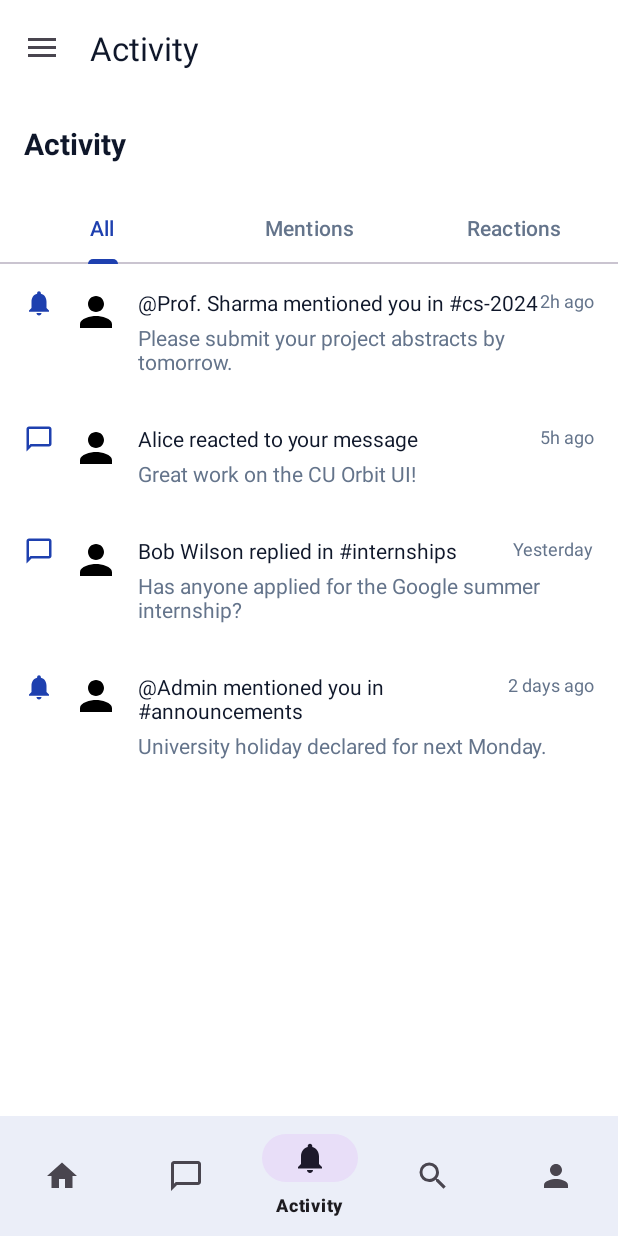
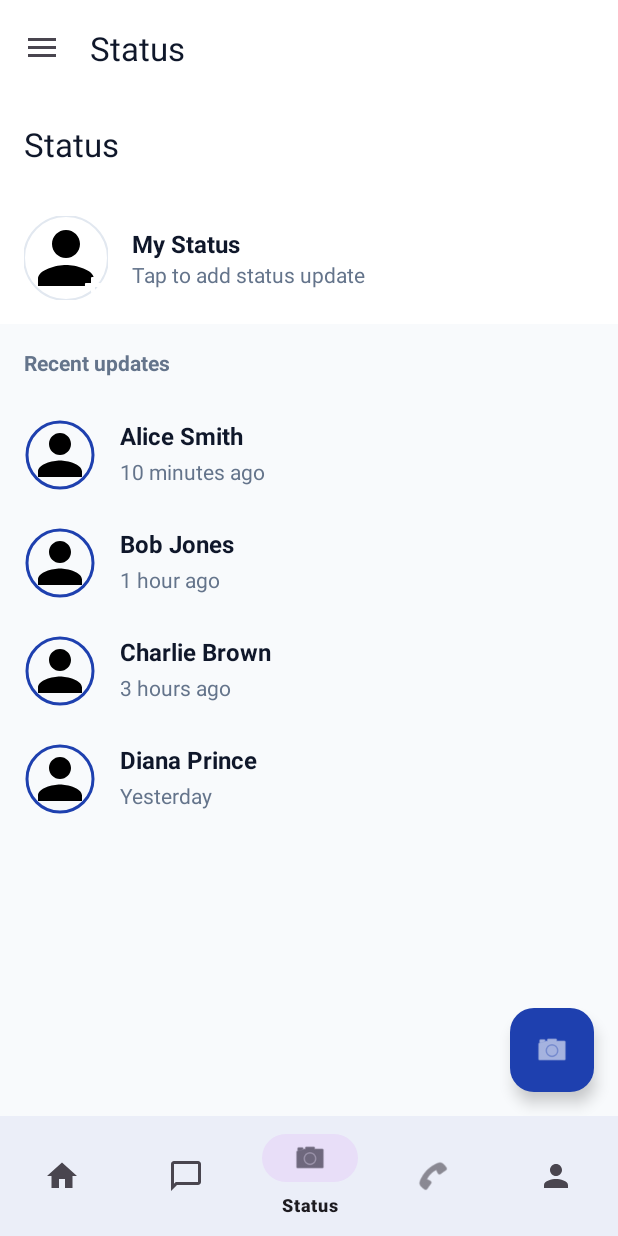
Before and after one commit to srivalliSana/CU_Orbit, an Android app: the HomeFragment screen opened directly, with no data from a screen before it, item 3 of the bottom bar chosen, on a phone screen of 412 x 824 dp. Run offline under Robolectric (Android 15) with nearby library versions, the phone set to English and light mode, and no system bars; our stand-ins replace navigation-ui.

Commit message:
Update domain to production, implement Status and Calls features, and improve server-side error handling
Co-authored-by: Junie <junie@jetbrains.com>

```diff
--- a/app/src/main/java/com/example/cu_orbit/LoginActivity.kt
+++ b/app/src/main/java/com/example/cu_orbit/LoginActivity.kt
@@ -7,6 +7,7 @@ import android.widget.Toast
 import androidx.appcompat.app.AppCompatActivity
 import androidx.lifecycle.lifecycleScope
 import com.example.cu_orbit.network.RetrofitClient
+import com.example.cu_orbit.utils.AppUtils
 import com.google.android.material.button.MaterialButton
 import com.google.android.material.textfield.TextInputEditText
 import kotlinx.coroutines.launch
@@ -49,7 +50,7 @@ class LoginActivity : AppCompatActivity() {
                 }
             } catch (e: Exception) {
                 e.printStackTrace()
-                Toast.makeText(this@LoginActivity, "Error connecting to server. Check your IP and connection.", Toast.LENGTH_LONG).show()
+                Toast.makeText(this@LoginActivity, AppUtils.getErrorMessage(e), Toast.LENGTH_LONG).show()
             } finally {
                 button.isEnabled = true
             }
--- a/app/src/main/java/com/example/cu_orbit/MainActivity.kt
+++ b/app/src/main/java/com/example/cu_orbit/MainActivity.kt
@@ -57,7 +57,7 @@ class MainActivity : AppCompatActivity() {
 
         appBarConfiguration = AppBarConfiguration(
             setOf(
-                R.id.navigation_home, R.id.navigation_dms, R.id.navigation_activity, R.id.navigation_more, R.id.navigation_profile
+                R.id.navigation_home, R.id.navigation_dms, R.id.navigation_status, R.id.navigation_calls, R.id.navigation_profile
             ), drawerLayout
         )
         setupActionBarWithNavController(navController, appBarConfiguration)
--- a/app/src/main/java/com/example/cu_orbit/OtpActivity.kt
+++ b/app/src/main/java/com/example/cu_orbit/OtpActivity.kt
@@ -11,6 +11,7 @@ import androidx.appcompat.app.AppCompatActivity
 import androidx.core.app.ActivityCompat
 import androidx.lifecycle.lifecycleScope
 import com.example.cu_orbit.network.RetrofitClient
+import com.example.cu_orbit.utils.AppUtils
 import com.google.android.material.textfield.TextInputEditText
 import kotlinx.coroutines.launch
 
@@ -69,7 +70,8 @@ class OtpActivity : AppCompatActivity() {
                     Toast.makeText(this@OtpActivity, "Invalid OTP", Toast.LENGTH_SHORT).show()
                 }
             } catch (e: Exception) {
-                Toast.makeText(this@OtpActivity, "Invalid OTP or Server Error", Toast.LENGTH_SHORT).show()
+                e.printStackTrace()
+                Toast.makeText(this@OtpActivity, AppUtils.getErrorMessage(e), Toast.LENGTH_LONG).show()
             }
         }
     }
--- a/app/src/main/java/com/example/cu_orbit/ProfileSetupActivity.kt
+++ b/app/src/main/java/com/example/cu_orbit/ProfileSetupActivity.kt
@@ -7,6 +7,7 @@ import android.widget.Toast
 import androidx.appcompat.app.AppCompatActivity
 import androidx.lifecycle.lifecycleScope
 import com.example.cu_orbit.network.RetrofitClient
+import com.example.cu_orbit.utils.AppUtils
 import com.google.android.material.textfield.TextInputEditText
 import kotlinx.coroutines.launch
 
@@ -62,7 +63,8 @@ class ProfileSetupActivity : AppCompatActivity() {
                     finish()
                 }
             } catch (e: Exception) {
-                Toast.makeText(this@ProfileSetupActivity, "Error saving profile", Toast.LENGTH_SHORT).show()
+                e.printStackTrace()
+                Toast.makeText(this@ProfileSetupActivity, AppUtils.getErrorMessage(e), Toast.LENGTH_LONG).show()
             }
         }
     }
--- a/app/src/main/java/com/example/cu_orbit/ui/home/HomeFragment.kt
+++ b/app/src/main/java/com/example/cu_orbit/ui/home/HomeFragment.kt
@@ -117,7 +117,7 @@ class HomeFragment : Fragment() {
     private fun setupSearch(root: View) {
         val searchBar: com.google.android.material.search.SearchBar = root.findViewById(R.id.search_bar)
         searchBar.setOnClickListener {
-            findNavController().navigate(R.id.navigation_more)
+            findNavController().navigate(R.id.navigation_profile)
         }
     }
 }
--- /dev/null
+++ b/app/src/main/java/com/example/cu_orbit/ui/status/StatusAdapter.kt
@@ -0,0 +1,33 @@
+package com.example.cu_orbit.ui.status
+
+import android.view.LayoutInflater
+import android.view.View
+import android.view.ViewGroup
+import android.widget.TextView
+import androidx.recyclerview.widget.RecyclerView
+import com.example.cu_orbit.R
+
+data class StatusUpdate(val userName: String, val time: String)
+
+class StatusAdapter(private val updates: List<StatusUpdate>) :
+    RecyclerView.Adapter<StatusAdapter.ViewHolder>() {
+
+    class ViewHolder(view: View) : RecyclerView.ViewHolder(view) {
+        val name: TextView = view.findViewById(R.id.text_status_user)
+        val time: TextView = view.findViewById(R.id.text_status_time)
+    }
+
+    override fun onCreateViewHolder(parent: ViewGroup, viewType: Int): ViewHolder {
+        val view = LayoutInflater.from(parent.context)
+            .inflate(R.layout.item_status, parent, false)
+        return ViewHolder(view)
+    }
+
+    override fun onBindViewHolder(holder: ViewHolder, position: Int) {
+        val update = updates[position]
+        holder.name.text = update.userName
+        holder.time.text = update.time
+    }
+
+    override fun getItemCount() = updates.size
+}
--- /dev/null
+++ b/app/src/main/java/com/example/cu_orbit/ui/status/StatusFragment.kt
@@ -0,0 +1,56 @@
+package com.example.cu_orbit.ui.status
+
+import android.os.Bundle
+import android.view.LayoutInflater
+import android.view.View
+import android.view.ViewGroup
+import android.widget.Toast
+import androidx.activity.result.PickVisualMediaRequest
+import androidx.activity.result.contract.ActivityResultContracts
+import androidx.fragment.app.Fragment
+import androidx.recyclerview.widget.LinearLayoutManager
+import androidx.recyclerview.widget.RecyclerView
+import com.example.cu_orbit.R
+
+class StatusFragment : Fragment() {
+
+    private val pickStatusLauncher = registerForActivityResult(ActivityResultContracts.PickVisualMedia()) { uri ->
+        uri?.let {
+            Toast.makeText(context, "Status update posted!", Toast.LENGTH_SHORT).show()
+        }
+    }
+
+    override fun onCreateView(
+        inflater: LayoutInflater,
+        container: ViewGroup?,
+        savedInstanceState: Bundle?
+    ): View {
+        val root = inflater.inflate(R.layout.fragment_status, container, false)
+
+        root.findViewById<View>(R.id.layout_my_status).setOnClickListener {
+            pickStatusLauncher.launch(PickVisualMediaRequest(ActivityResultContracts.PickVisualMedia.ImageAndVideo))
+        }
+
+        root.findViewById<View>(R.id.fab_status_camera).setOnClickListener {
+            Toast.makeText(context, "Camera status coming soon!", Toast.LENGTH_SHORT).show()
+        }
+
+        setupRecyclerView(root)
+
+        return root
+    }
+
+    private fun setupRecyclerView(root: View) {
+        val recyclerView: RecyclerView = root.findViewById(R.id.recycler_status)
+        recyclerView.layoutManager = LinearLayoutManager(context)
+
+        val mockUpdates = listOf(
+            StatusUpdate("Alice Smith", "10 minutes ago"),
+            StatusUpdate("Bob Jones", "1 hour ago"),
+            StatusUpdate("Charlie Brown", "3 hours ago"),
+            StatusUpdate("Diana Prince", "Yesterday")
+        )
+
+        recyclerView.adapter = StatusAdapter(mockUpdates)
+    }
+}
--- /dev/null
+++ b/app/src/main/res/layout/fragment_status.xml
@@ -0,0 +1,112 @@
+<?xml version="1.0" encoding="utf-8"?>
+<androidx.coordinatorlayout.widget.CoordinatorLayout xmlns:android="http://schemas.android.com/apk/res/android"
+    xmlns:app="http://schemas.android.com/apk/res-auto"
+    xmlns:tools="http://schemas.android.com/tools"
+    android:layout_width="match_parent"
+    android:layout_height="match_parent"
+    android:background="@color/orbit_background">
+
+    <com.google.android.material.appbar.AppBarLayout
+        android:layout_width="match_parent"
+        android:layout_height="wrap_content"
+        android:background="@color/orbit_surface"
+        app:elevation="0dp">
+
+        <com.google.android.material.appbar.MaterialToolbar
+            android:layout_width="match_parent"
+            android:layout_height="?attr/actionBarSize"
+            app:title="Status"
+            app:titleTextColor="@color/orbit_text_primary" />
+    </com.google.android.material.appbar.AppBarLayout>
+
+    <androidx.core.widget.NestedScrollView
+        android:layout_width="match_parent"
+        android:layout_height="match_parent"
+        app:layout_behavior="@string/appbar_scrolling_view_behavior">
+
+        <LinearLayout
+            android:layout_width="match_parent"
+            android:layout_height="wrap_content"
+            android:orientation="vertical">
+
+            <!-- My Status -->
+            <LinearLayout
+                android:id="@+id/layout_my_status"
+                android:layout_width="match_parent"
+                android:layout_height="wrap_content"
+                android:background="@color/orbit_surface"
+                android:gravity="center_vertical"
+                android:orientation="horizontal"
+                android:padding="16dp">
+
+                <FrameLayout
+                    android:layout_width="wrap_content"
+                    android:layout_height="wrap_content">
+                    <com.google.android.material.imageview.ShapeableImageView
+                        android:layout_width="56dp"
+                        android:layout_height="56dp"
+                        android:src="@drawable/ic_person"
+                        app:shapeAppearanceOverlay="@style/CircleImage"
+                        app:strokeColor="@color/orbit_border"
+                        app:strokeWidth="1dp" />
+                    <com.google.android.material.imageview.ShapeableImageView
+                        android:layout_width="20dp"
+                        android:layout_height="20dp"
+                        android:layout_gravity="bottom|end"
+                        android:src="@android:drawable/ic_input_add"
+                        app:backgroundTint="@color/orbit_primary"
+                        app:shapeAppearanceOverlay="@style/CircleImage"
+                        app:tint="@color/white" />
+                </FrameLayout>
+
+                <LinearLayout
+                    android:layout_width="0dp"
+                    android:layout_height="wrap_content"
+                    android:layout_marginStart="16dp"
+                    android:layout_weight="1"
+                    android:orientation="vertical">
+                    <TextView
+                        android:layout_width="wrap_content"
+                        android:layout_height="wrap_content"
+                        android:text="My Status"
+                        android:textColor="@color/orbit_text_primary"
+                        android:textSize="16sp"
+                        android:textStyle="bold" />
+                    <TextView
+                        android:layout_width="wrap_content"
+                        android:layout_height="wrap_content"
+                        android:text="Tap to add status update"
+                        android:textColor="@color/orbit_text_secondary"
+                        android:textSize="14sp" />
+                </LinearLayout>
+            </LinearLayout>
+
+            <TextView
+                android:layout_width="match_parent"
+                android:layout_height="wrap_content"
+                android:padding="16dp"
+                android:text="Recent updates"
+                android:textColor="@color/orbit_text_secondary"
+                android:textSize="14sp"
+                android:textStyle="bold" />
+
+            <androidx.recyclerview.widget.RecyclerView
+                android:id="@+id/recycler_status"
+                android:layout_width="match_parent"
+                android:layout_height="wrap_content"
+                tools:listitem="@layout/item_dm" />
+
+        </LinearLayout>
+    </androidx.core.widget.NestedScrollView>
+
+    <com.google.android.material.floatingactionbutton.FloatingActionButton
+        android:id="@+id/fab_status_camera"
+        android:layout_width="wrap_content"
+        android:layout_height="wrap_content"
+        android:layout_gravity="bottom|end"
+        android:layout_margin="16dp"
+        app:srcCompat="@android:drawable/ic_menu_camera"
+        app:backgroundTint="@color/orbit_primary"
+        app:tint="@color/white" />
+
+</androidx.coordinatorlayout.widget.CoordinatorLayout>
--- /dev/null
+++ b/app/src/main/res/layout/item_status.xml
@@ -0,0 +1,55 @@
+<?xml version="1.0" encoding="utf-8"?>
+<androidx.constraintlayout.widget.ConstraintLayout xmlns:android="http://schemas.android.com/apk/res/android"
+    xmlns:app="http://schemas.android.com/apk/res-auto"
+    android:layout_width="match_parent"
+    android:layout_height="wrap_content"
+    android:background="?attr/selectableItemBackground"
+    android:paddingHorizontal="16dp"
+    android:paddingVertical="12dp">
+
+    <FrameLayout
+        android:id="@+id/avatar_container"
+        android:layout_width="wrap_content"
+        android:layout_height="wrap_content"
+        app:layout_constraintBottom_toBottomOf="parent"
+        app:layout_constraintStart_toStartOf="parent"
+        app:layout_constraintTop_toTopOf="parent">
+
+        <com.google.android.material.imageview.ShapeableImageView
+            android:id="@+id/image_status_avatar"
+            android:layout_width="48dp"
+            android:layout_height="48dp"
+            android:padding="2dp"
+            android:src="@drawable/ic_person"
+            app:shapeAppearanceOverlay="@style/CircleImage"
+            app:strokeColor="@color/orbit_primary"
+            app:strokeWidth="2dp" />
+    </FrameLayout>
+
+    <TextView
+        android:id="@+id/text_status_user"
+        android:layout_width="0dp"
+        android:layout_height="wrap_content"
+        android:layout_marginStart="16dp"
+        android:text="User Name"
+        android:textColor="@color/orbit_text_primary"
+        android:textSize="16sp"
+        android:textStyle="bold"
+        app:layout_constraintEnd_toEndOf="parent"
+        app:layout_constraintStart_toEndOf="@id/avatar_container"
+        app:layout_constraintTop_toTopOf="@id/avatar_container" />
+
+    <TextView
+        android:id="@+id/text_status_time"
+        android:layout_width="0dp"
+        android:layout_height="wrap_content"
+        android:layout_marginStart="16dp"
+        android:text="Today, 10:00 AM"
+        android:textColor="@color/orbit_text_secondary"
+        android:textSize="14sp"
+        app:layout_constraintBottom_toBottomOf="@id/avatar_container"
+        app:layout_constraintEnd_toEndOf="parent"
+        app:layout_constraintStart_toEndOf="@id/avatar_container"
+        app:layout_constraintTop_toBottomOf="@id/text_status_user" />
+
+</androidx.constraintlayout.widget.ConstraintLayout>
--- a/app/src/main/res/menu/bottom_nav_menu.xml
+++ b/app/src/main/res/menu/bottom_nav_menu.xml
@@ -9,13 +9,13 @@
         android:icon="@drawable/ic_chat"
         android:title="DMs" />
     <item
-        android:id="@+id/navigation_activity"
-        android:icon="@drawable/ic_notifications"
-        android:title="Activity" />
+        android:id="@+id/navigation_status"
+        android:icon="@android:drawable/ic_menu_camera"
+        android:title="Status" />
     <item
-        android:id="@+id/navigation_more"
-        android:icon="@drawable/ic_search"
-        android:title="More" />
+        android:id="@+id/navigation_calls"
+        android:icon="@android:drawable/ic_menu_call"
+        android:title="Calls" />
     <item
         android:id="@+id/navigation_profile"
         android:icon="@drawable/ic_person"
--- a/app/src/main/res/navigation/mobile_navigation.xml
+++ b/app/src/main/res/navigation/mobile_navigation.xml
@@ -18,16 +18,16 @@
         tools:layout="@layout/fragment_dms" />
 
     <fragment
-        android:id="@+id/navigation_activity"
-        android:name="com.example.cu_orbit.ui.mentions.MentionsFragment"
-        android:label="@string/title_activity"
-        tools:layout="@layout/fragment_mentions" />
+        android:id="@+id/navigation_status"
+        android:name="com.example.cu_orbit.ui.status.StatusFragment"
+        android:label="Status"
+        tools:layout="@layout/fragment_status" />
 
     <fragment
-        android:id="@+id/navigation_more"
-        android:name="com.example.cu_orbit.ui.search.SearchFragment"
-        android:label="@string/title_more"
-        tools:layout="@layout/fragment_search" />
+        android:id="@+id/navigation_calls"
+        android:name="com.example.cu_orbit.ui.calls.CallsFragment"
+        android:label="Calls"
+        tools:layout="@layout/fragment_calls" />
 
     <fragment
         android:id="@+id/navigation_profile"
```
Also changed, not shown: app/src/main/java/com/example/cu_orbit/network/RetrofitClient.kt (+2 -5 lines), app/src/main/java/com/example/cu_orbit/ui/calls/CallsAdapter.kt (added, +39 -0 lines), app/src/main/java/com/example/cu_orbit/ui/calls/CallsFragment.kt (added, +44 -0 lines), app/src/main/java/com/example/cu_orbit/utils/AppUtils.kt (+15 -1 lines), app/src/main/res/layout/fragment_calls.xml (added, +39 -0 lines), app/src/main/res/layout/item_call.xml (added, +67 -0 lines), 3 other files.
